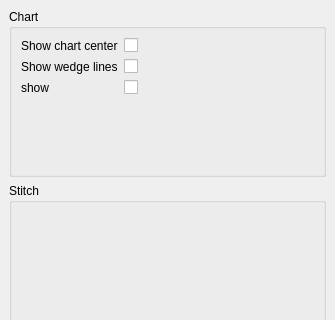
Old version of the form src/propertiesdialog.ui in the repository iPenguin/CrochetCharts; both pictures show x 0 to 335 and y 0 to 320 of the 335 by 534 pixel window.
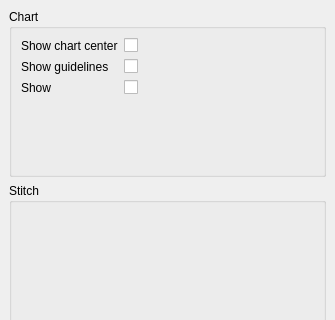
New version of the form.

Commit message: Add properties to the cmake file and update label

What changed in the file:
```diff
--- a/src/propertiesdialog.ui
+++ b/src/propertiesdialog.ui
@@ -52,14 +52,14 @@
        <item row="1" column="0">
         <widget class="QLabel" name="label_2">
          <property name="text">
-          <string>Show wedge lines</string>
+          <string>Show guidelines</string>
          </property>
         </widget>
        </item>
        <item row="2" column="0">
         <widget class="QLabel" name="label_3">
          <property name="text">
-          <string>show</string>
+          <string>Show </string>
          </property>
         </widget>
        </item>
```
Left out of the diff: 2 changed lines with no effect on the pictures. The commit also changes 1 other file.
